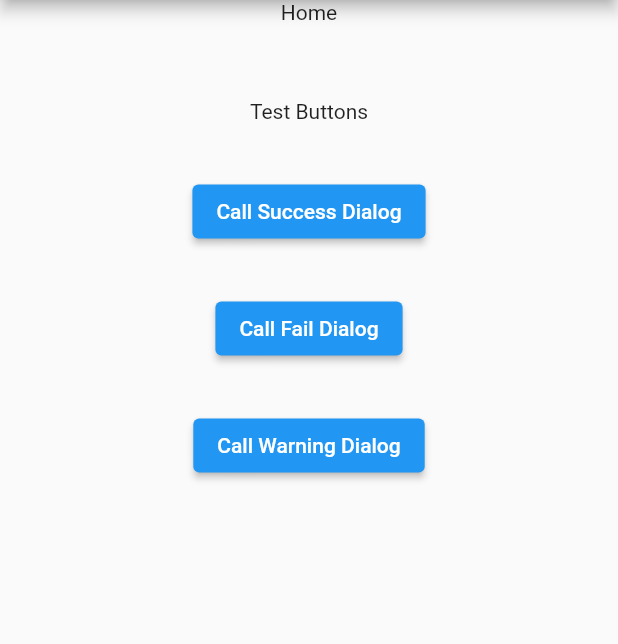
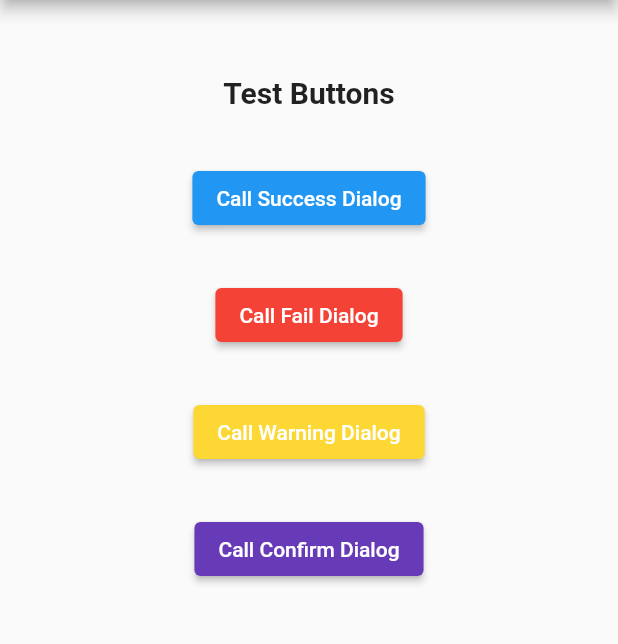
Before and after one commit to strong1133/get_dialog_service, a Flutter app: the screen it shows after launch, on a phone screen of 412 x 824 dp, the part 84-728 px from its top. Run offline on Flutter 3.47's test engine with Material 2 defaults, Android fonts, the phone set to English and light mode, and no system bars; our stand-ins replace get, rflutter_alert.

Commit message:
get Confirm Dialog and Example Button Color

```diff
--- a/example/lib/home.dart
+++ b/example/lib/home.dart
@@ -24,13 +24,15 @@ class Home extends StatelessWidget {
       height: double.maxFinite,
       child: Column(
         children: [
-          const Text('Home'),
           spacer(height: 30),
           Padding(
             padding: const EdgeInsets.all(20.0),
             child: Column(
               children: [
-                const Text('Test Buttons'),
+                const Text(
+                  'Test Buttons',
+                  style: TextStyle(fontSize: 20, fontWeight: FontWeight.bold),
+                ),
                 spacer(height: 20),
                 Padding(
                   padding: const EdgeInsets.all(15.0),
@@ -52,6 +54,9 @@ class Home extends StatelessWidget {
                 Padding(
                   padding: const EdgeInsets.all(15.0),
                   child: ElevatedButton(
+                      style: ElevatedButton.styleFrom(
+                        primary: Colors.red,
+                      ),
                       onPressed: () {
                         // ignore: avoid_print
                         print('Call Fail Dialog');
@@ -69,6 +74,9 @@ class Home extends StatelessWidget {
                 Padding(
                   padding: const EdgeInsets.all(15.0),
                   child: ElevatedButton(
+                      style: ElevatedButton.styleFrom(
+                        primary: Colors.yellow[600],
+                      ),
                       onPressed: () {
                         // ignore: avoid_print
                         print('Call Warning Dialog');
@@ -82,6 +90,30 @@ class Home extends StatelessWidget {
                             });
                       },
                       child: const Text('Call Warning Dialog')),
+                ),
+                Padding(
+                  padding: const EdgeInsets.all(15.0),
+                  child: ElevatedButton(
+                      style: ElevatedButton.styleFrom(
+                        primary: Colors.deepPurple,
+                      ),
+                      onPressed: () {
+                        // ignore: avoid_print
+                        print('Call Confirm Dialog');
+                        DialogService().getConfirm(
+                            width: 200,
+                            msg: 'Confirm',
+                            lang: 'ko',
+                            callback: () {
+                              // ignore: avoid_print
+                              print('Call Back Confirm Dialog!! -> OK!! ');
+                            },
+                            noCallback: () {
+                              // ignore: avoid_print
+                              print('Call Back Confirm Dialog!! -> No!! ');
+                            });
+                      },
+                      child: const Text('Call Confirm Dialog')),
                 )
               ],
             ),
```
Also changed, not shown: lib/call_back_dialog.dart (+83 -0 lines), lib/dialog_service.dart (+24 -0 lines).
